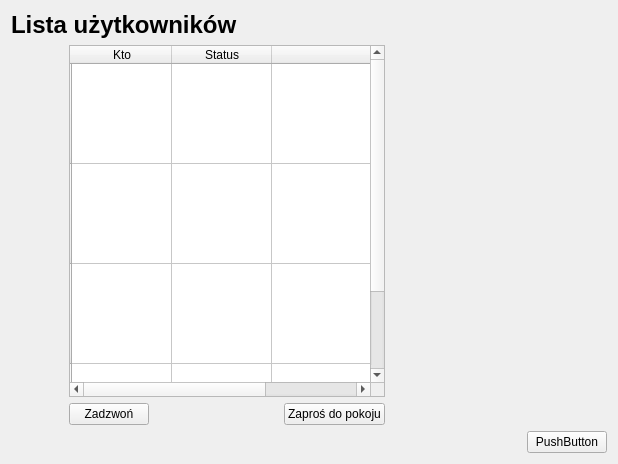
Before: the Qt Designer form JaroEliCall/gui/adduser.ui in jaroslaw-wieczorek/Project_IP_Telephony_Python_Voip, drawn with Qt 5.
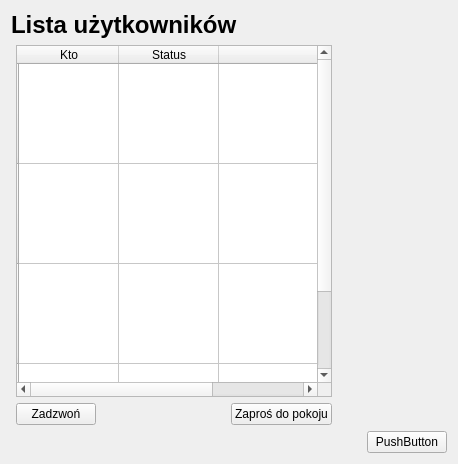
After: the same form once the commit is applied. Icons and pictures are not drawn.

Patch:
```diff
--- a/JaroEliCall/gui/adduser.ui
+++ b/JaroEliCall/gui/adduser.ui
@@ -6,7 +6,7 @@
    <rect>
     <x>0</x>
     <y>0</y>
-    <width>618</width>
+    <width>458</width>
     <height>464</height>
    </rect>
   </property>
```
